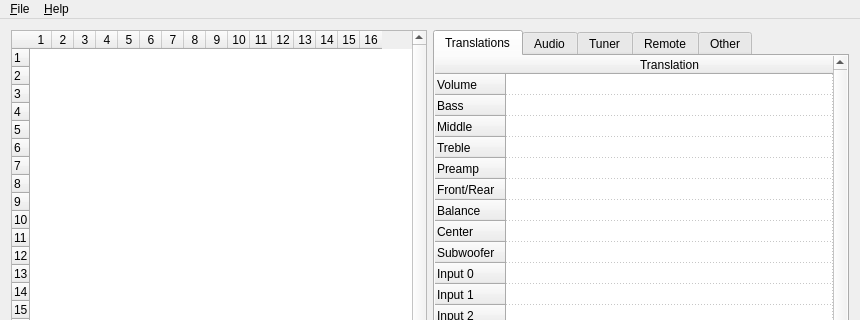
Qt form editor/mainwindow.ui (WiseLord/ampcontrol) before a commit; both pictures show x 0 to 860 and y 0 to 320 of the 860 by 580 pixel window.
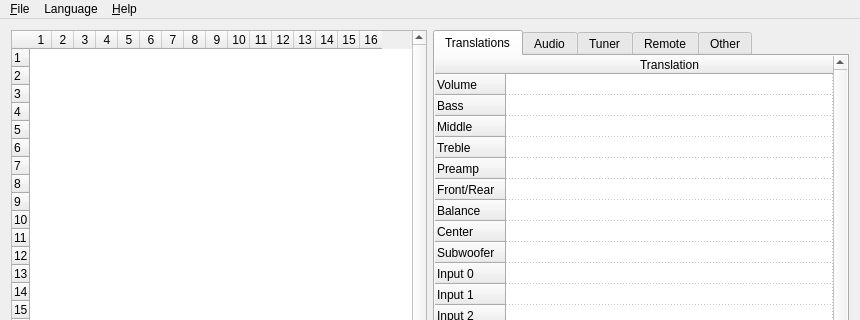
The same form after that commit. Custom widgets are drawn as their Qt base class.

What changed in the file:
```diff
--- a/editor/mainwindow.ui
+++ b/editor/mainwindow.ui
@@ -1973,7 +1973,17 @@
     <addaction name="actionAbout"/>
     <addaction name="actionAboutQt"/>
    </widget>
+   <widget class="QMenu" name="menuLang">
+    <property name="title">
+     <string>Language</string>
+    </property>
+    <addaction name="actionLangAuto"/>
+    <addaction name="actionLangBelarusian"/>
+    <addaction name="actionLangEnglish"/>
+    <addaction name="actionLangRussian"/>
+   </widget>
    <addaction name="menuFile"/>
+   <addaction name="menuLang"/>
    <addaction name="menuHelp"/>
   </widget>
   <widget class="QStatusBar" name="statusBar"/>
```
Left out of the diff: 100 changed lines with no effect on the pictures.
